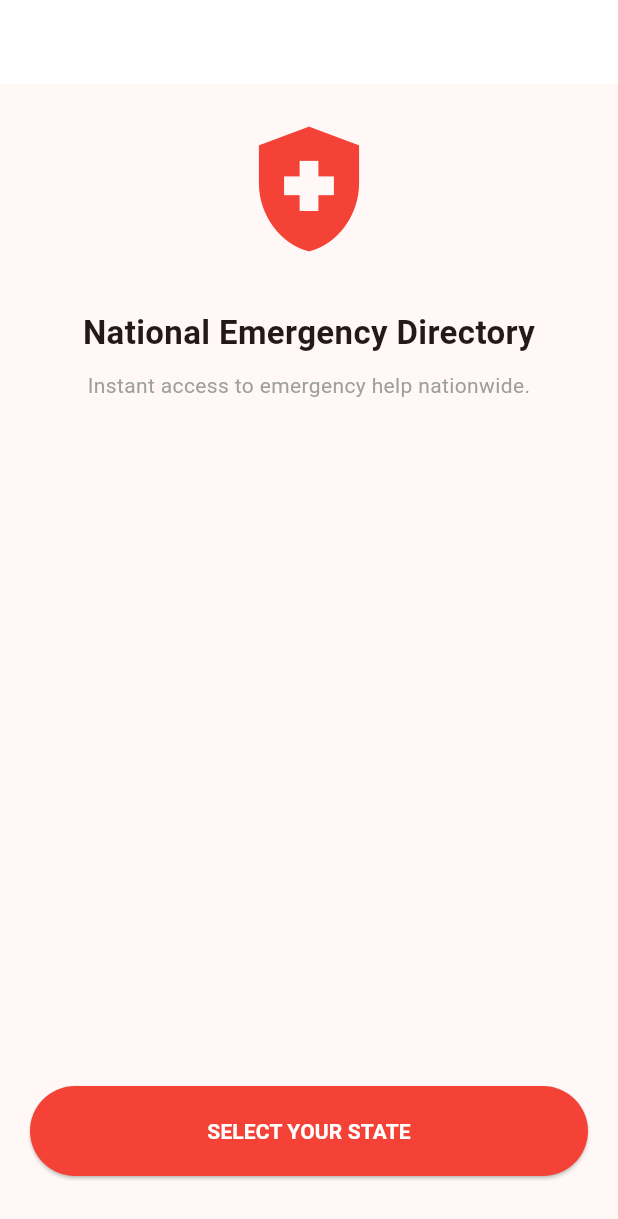
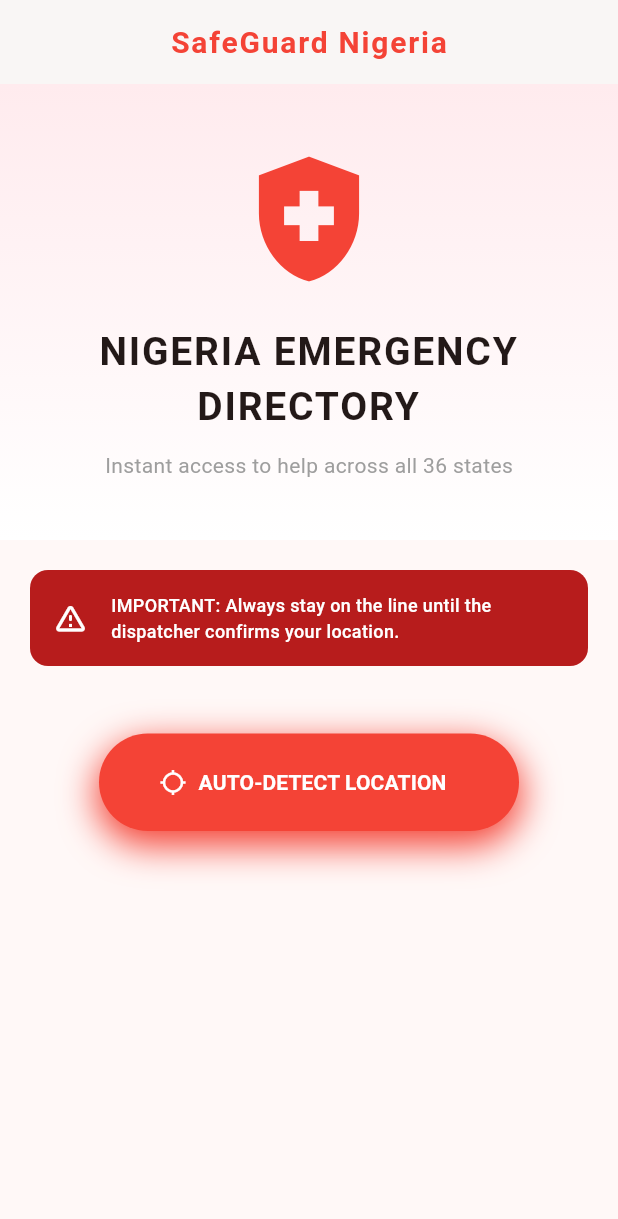
Before and after one commit to AyoAjani05/Safe_Guard, a Flutter app: the screen it shows after launch, on a phone screen of 412 x 824 dp. Shown: the top 1219 px of the screen. Run offline on Flutter 3.47's test engine with Material 3 defaults, Android fonts, the phone set to English and light mode, and no system bars.

Commit message:
feat: update initial UI and set auto-detect button action to idle

```diff
--- a/dart/lib/main.dart
+++ b/dart/lib/main.dart
@@ -11,7 +11,7 @@ class EmergencyDirectoryApp extends StatelessWidget {
   @override
   Widget build(BuildContext context) {
     return MaterialApp(
-      title: 'Nigeria Emergency Directory',
+      title: 'SafeGuard Nigeria',
       debugShowCheckedModeBanner: false,
 
       // --- THEME CONFIGURATION ---
--- a/dart/lib/screens/home_page.dart
+++ b/dart/lib/screens/home_page.dart
@@ -12,49 +12,80 @@ class _HomePageState extends State<HomePage> {
   Widget build(BuildContext context) {
     return Scaffold(
       appBar: AppBar(
-        title: const Text("SafeGuard", style: TextStyle(fontWeight: FontWeight.bold)),
+        title: const Text("SafeGuard Nigeria",
+        style: TextStyle(color: Colors.red,fontWeight: FontWeight.bold)),
         centerTitle: true,
         backgroundColor: Colors.white,
-        foregroundColor: Colors.red,
-        elevation: 0,
+        elevation: 1,
+        iconTheme: const IconThemeData(color: Colors.red)
       ),
-      body: Padding(
-        padding: const EdgeInsets.all(20.0),
+      body: Stack(
+        children: [
+          SingleChildScrollView(
             child: Column(
-          mainAxisAlignment: MainAxisAlignment.center,
               children: [
-            const Icon(Icons.health_and_safety, size: 100, color: Colors.red),
-            const SizedBox(height: 30),
-            const Text(
-              "National Emergency Directory",
-              style: TextStyle(fontSize: 22, fontWeight: FontWeight.bold),
-              textAlign: TextAlign.center,
+                _buildHeroSection(),
+                _buildSafetyTicker(),
+                const SizedBox(height: 120),
+              ],
             ),
-            const SizedBox(height: 10),
-            const Text(
-              "Instant access to emergency help nationwide.",
-              style: TextStyle(color: Colors.grey),
-              textAlign: TextAlign.center,
           ),
-            const Spacer(),
-            SizedBox(
+          Positioned(
+            bottom: 30, left: 0, right: 0,
+            child: Center(child: _buildStickyDetectButton()),
+          ),
+        ],
+      ),
+    );
+  }
+
+  Widget _buildHeroSection() {
+    return Container(
       width: double.infinity,
-              height: 60,
-              child: ElevatedButton(
-                onPressed: () {
-                  // Action for manual state selection will go here
-                },
+      padding: const EdgeInsets.symmetric(vertical: 40, horizontal: 20),
+      decoration: BoxDecoration(
+        gradient: LinearGradient(begin: Alignment.topCenter, end: Alignment.bottomCenter, colors: [Colors.red.shade50, Colors.white]),
+      ),
+      child: const Column(
+        children: [
+          Icon(Icons.health_and_safety, size: 100, color: Colors.red),
+          SizedBox(height: 20),
+          Text("NIGERIA EMERGENCY\nDIRECTORY", textAlign: TextAlign.center, style: TextStyle(fontWeight: FontWeight.bold, fontSize: 26, letterSpacing: 1.2)),
+          SizedBox(height: 10),
+          Text("Instant access to help across all 36 states", style: TextStyle(color: Colors.grey, fontSize: 14)),
+        ],
+      ),
+    );
+  }
+
+  Widget _buildSafetyTicker() {
+    return Container(
+      margin: const EdgeInsets.all(20), padding: const EdgeInsets.all(15),
+      decoration: BoxDecoration(color: Colors.red.shade900, borderRadius: BorderRadius.circular(12)),
+      child: const Row(
+        children: [
+          Icon(Icons.warning_amber_rounded, color: Colors.white),
+          SizedBox(width: 15),
+          Expanded(child: Text("IMPORTANT: Always stay on the line until the dispatcher confirms your location.", style: TextStyle(color: Colors.white, fontSize: 12, fontWeight: FontWeight.w500))),
+        ],
+      ),
+    );
+  }
+
+  Widget _buildStickyDetectButton() {
+    return Container(
+      width: 280, height: 65,
+      decoration: BoxDecoration(borderRadius: BorderRadius.circular(35), boxShadow: [BoxShadow(color: Colors.red, blurRadius: 20, spreadRadius: 2, offset: const Offset(0, 8))]),
+      child: ElevatedButton.icon(
+        onPressed: () {},
+        icon: const Icon(Icons.location_searching),
+          label: const Text("AUTO-DETECT LOCATION", style: TextStyle(fontSize: 14, fontWeight: FontWeight.bold)),
         style: ElevatedButton.styleFrom(
           backgroundColor: Colors.red,
           foregroundColor: Colors.white,
-                  shape: RoundedRectangleBorder(borderRadius: BorderRadius.circular(30)),
-                ),
-                child: const Text("SELECT YOUR STATE", style: TextStyle(fontWeight: FontWeight.bold)),
-              ),
-            ),
-            const SizedBox(height: 20),
-          ],
-        ),
+          shape: RoundedRectangleBorder(borderRadius: BorderRadius.circular(35)),
+          elevation: 0
+        )
       ),
     );
   }
```
Lines whose indentation alone changed are shown as unchanged.
